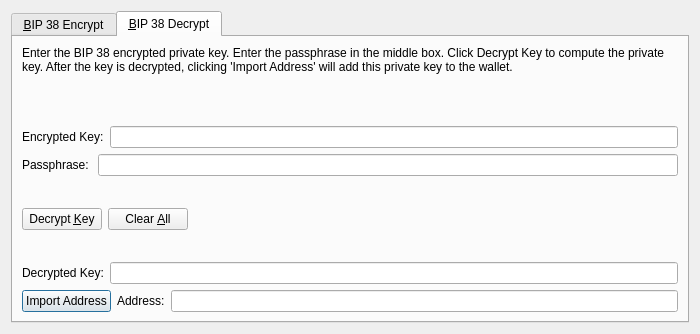
This is src/qt/forms/bip38tooldialog.ui in curiumofficial/curium as Qt 5 draws it before an edit. The edited form follows.
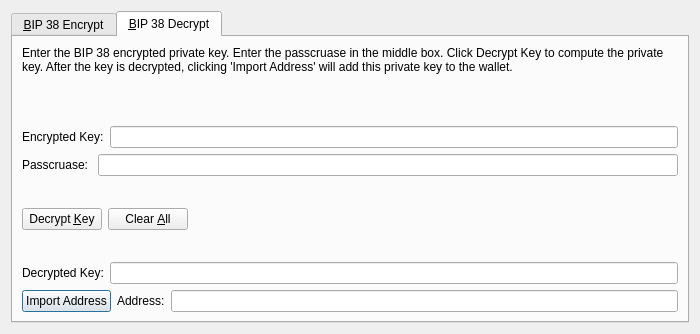
This is the edited form. Icons and pictures are not drawn. Custom widgets are drawn as their Qt base class.

What changed in the file:
```diff
--- a/src/qt/forms/bip38tooldialog.ui
+++ b/src/qt/forms/bip38tooldialog.ui
@@ -255,7 +255,7 @@
        <item>
         <widget class="QLabel" name="infoLabel_DEC">
          <property name="text">
-          <string>Enter the BIP 38 encrypted private key. Enter the passphrase in the middle box. Click Decrypt Key to compute the private key. After the key is decrypted, clicking 'Import Address' will add this private key to the wallet.</string>
+          <string>Enter the BIP 38 encrypted private key. Enter the passcruase in the middle box. Click Decrypt Key to compute the private key. After the key is decrypted, clicking 'Import Address' will add this private key to the wallet.</string>
          </property>
          <property name="textFormat">
           <enum>Qt::PlainText</enum>
@@ -291,7 +291,7 @@
          <item>
           <widget class="QLabel" name="label">
            <property name="text">
-            <string>Passphrase: </string>
+            <string>Passcruase: </string>
            </property>
           </widget>
          </item>
```
Left out of the diff: 32 changed lines with no effect on the pictures.
